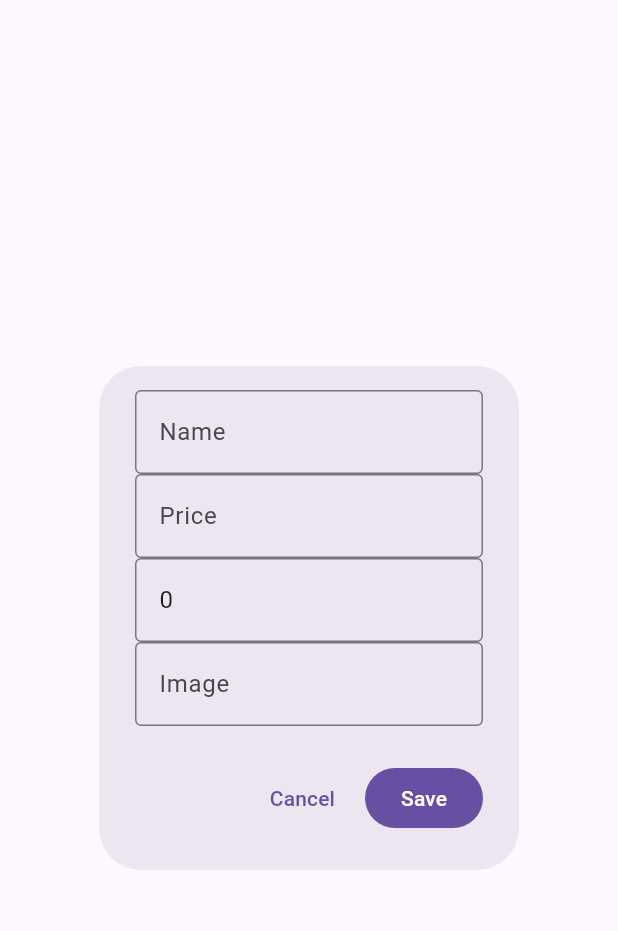
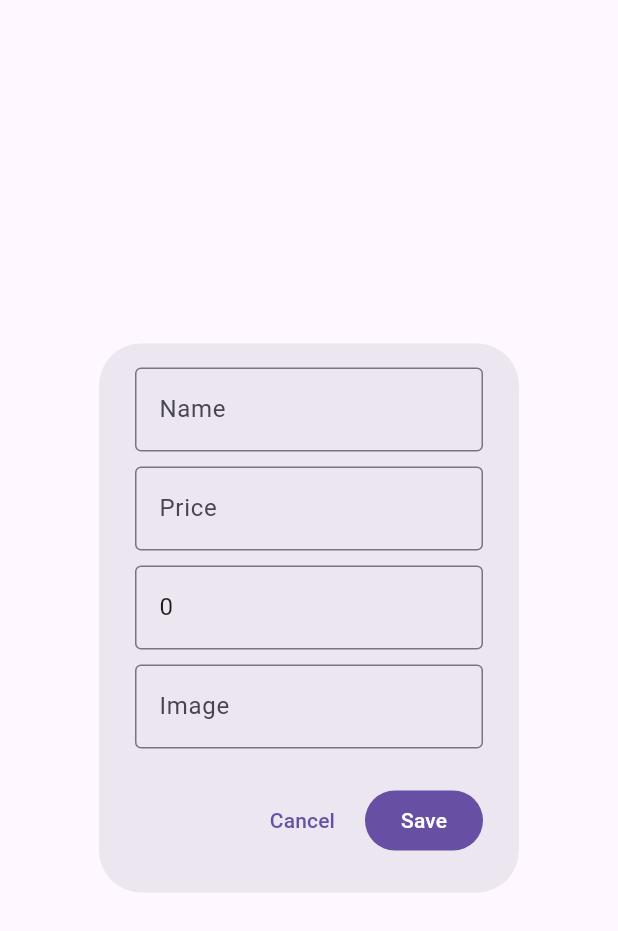
Before and after one commit to Jaxa778/car, a Flutter app: the EditShowDialog widget shown alone on an empty page, opened directly with empty values, on a phone screen of 412 x 824 dp. Shown: the top 931 px of the screen. Run offline on Flutter 3.47's test engine with Material 3 defaults, Android fonts, the phone set to English and light mode, and no system bars; network calls fail.

Commit message:
New update

```diff
--- a/lib/views/widgets/add_show_dialog.dart
+++ b/lib/views/widgets/add_show_dialog.dart
@@ -29,6 +29,7 @@ class _ShowDialogForCarState extends State<ShowDialogForCar> {
   Widget build(BuildContext ctx) {
     return AlertDialog(
       content: Column(
+        spacing: 10,
         mainAxisSize: MainAxisSize.min,
         children: [
           TextField(
--- a/lib/views/widgets/edit_show_dialog.dart
+++ b/lib/views/widgets/edit_show_dialog.dart
@@ -44,6 +44,7 @@ class _EditShowDialogState extends State<EditShowDialog> {
   Widget build(BuildContext context) {
     return AlertDialog(
       content: Column(
+        spacing: 10,
         mainAxisSize: MainAxisSize.min,
         children: [
           TextField(
```
